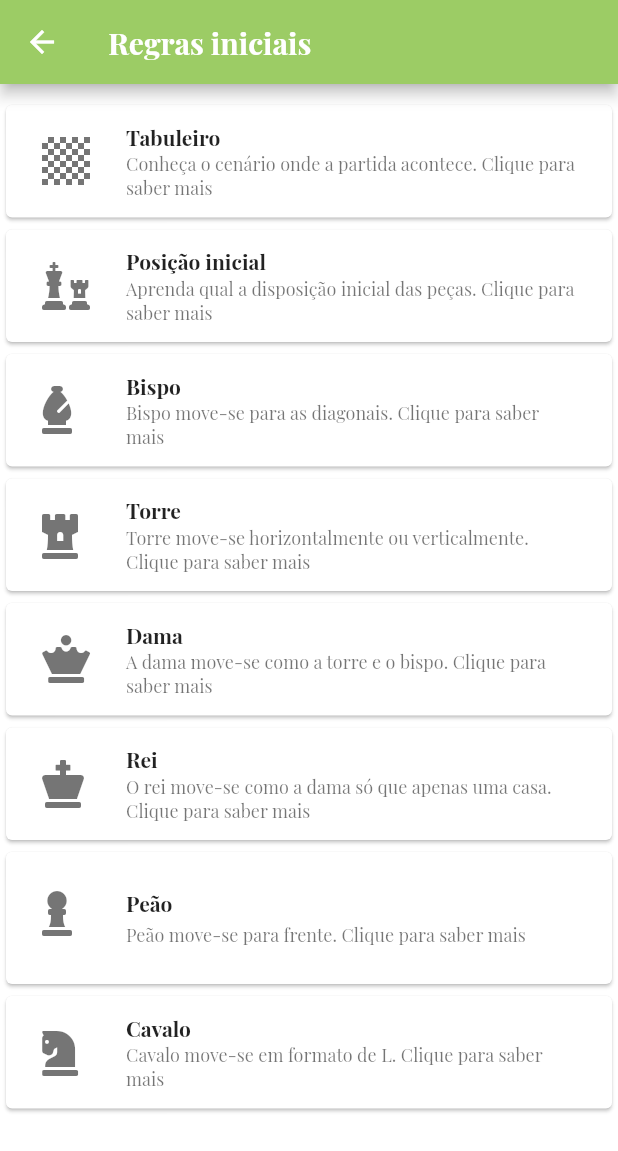
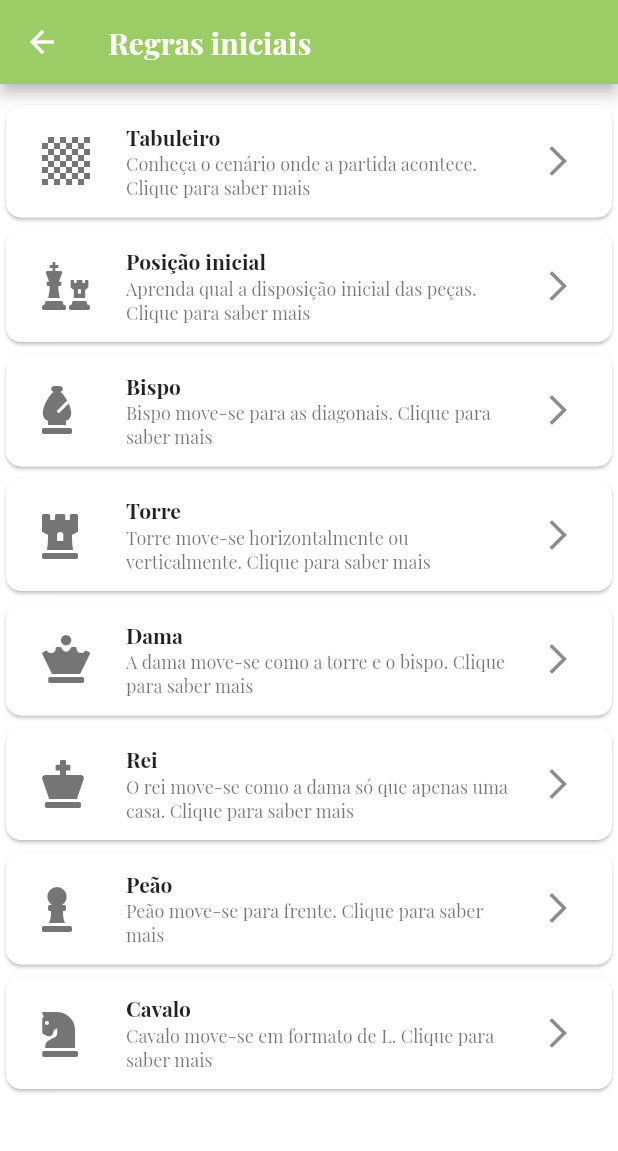
Before and after one commit to marcos-cezar/basicchess, a Flutter app: the screen it shows after launch, after a tap on "Regras iniciais", on a phone screen of 412 x 824 dp. Shown: the top 1151 px of the screen. Run offline on Flutter 3.47's test engine with Material 2 defaults, Android fonts, the phone set to English and light mode, and no system bars; our stand-ins replace font_awesome_flutter, google_fonts; missing offline and left inert: chess_vectors_flutter, flutter_chess_board.

Commit message:
Adiciona ícones no elemento da lista do menu

```diff
--- a/lib/widgets/main_menu_item.dart
+++ b/lib/widgets/main_menu_item.dart
@@ -3,11 +3,11 @@ import 'package:font_awesome_flutter/font_awesome_flutter.dart';
 import 'package:google_fonts/google_fonts.dart';
 
 class MainMenuItem extends StatelessWidget {
-  FaIcon _icon;
-  String _itemLabel;
-  String _itemDescription;
+  final FaIcon _icon;
+  final String _itemLabel;
+  final String _itemDescription;
 
-  Function _onClickCallback;
+  final Function _onClickCallback;
 
   MainMenuItem(this._icon, this._itemLabel, this._itemDescription,
       this._onClickCallback);
@@ -15,6 +15,11 @@ class MainMenuItem extends StatelessWidget {
   @override
   Widget build(BuildContext context) {
     return Card(
+      shape: RoundedRectangleBorder(
+          side: BorderSide(
+            color: Colors.white70,
+          ),
+          borderRadius: BorderRadius.circular(10)),
       child: Column(
         mainAxisSize: MainAxisSize.min,
         mainAxisAlignment: MainAxisAlignment.center,
@@ -22,7 +27,10 @@ class MainMenuItem extends StatelessWidget {
           Padding(
             padding: EdgeInsets.all(8),
             child: ListTile(
-              leading: SizedBox(child: _icon),
+              trailing: Icon(Icons.arrow_forward_ios),
+              leading: Container(
+                child: SizedBox(child: _icon),
+              ),
               title: Text(
                 _itemLabel,
                 style: GoogleFonts.playfairDisplay(
```
